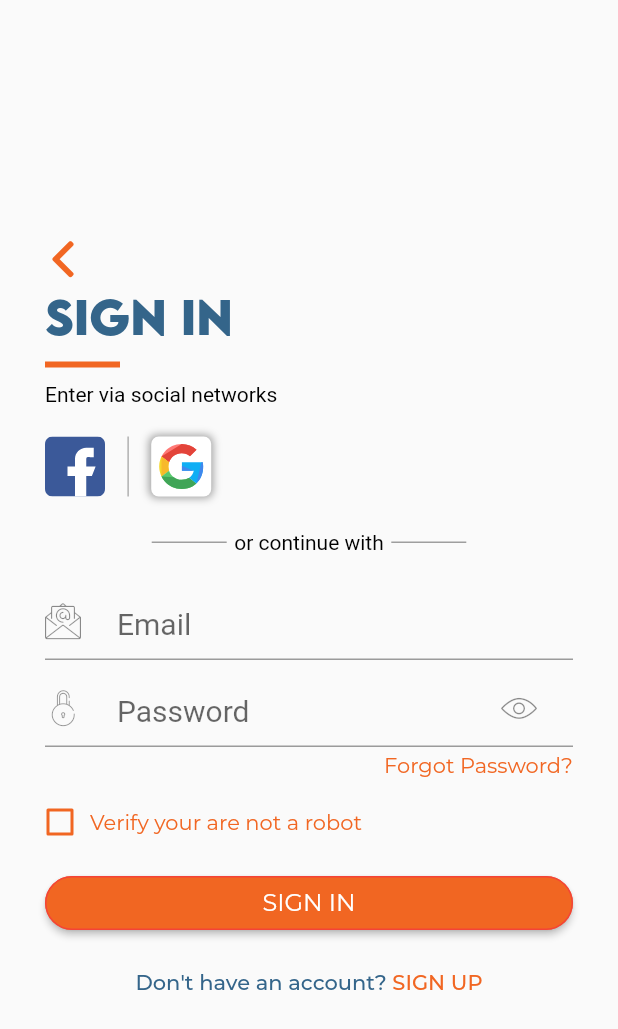
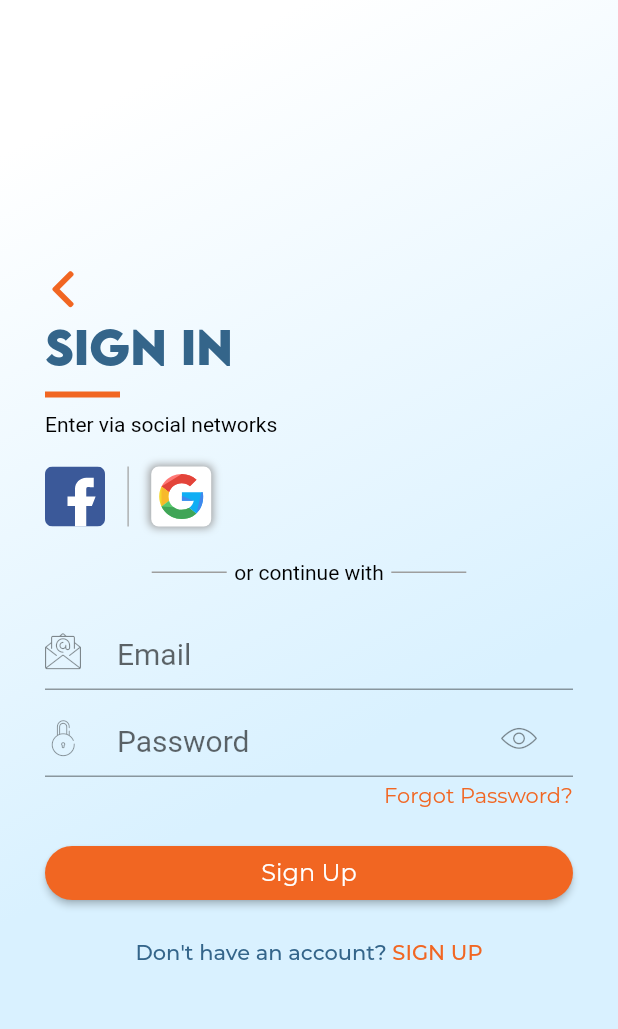
Before and after one commit to dxferraz/humane, a Flutter app: the screen it shows after launch, on a phone screen of 412 x 824 dp. Shown: the top 1029 px of the screen. Run offline on Flutter 3.47's test engine with Material 2 defaults, Android fonts, the phone set to English and light mode, and no system bars; our stand-ins replace bloc, dartz, data_connection_checker, equatable, flare_flutter, flutter_bloc and 7 more; Roboto replaces fonts that are missing (Montserrat-light); project files that could hold a hidden picture were left out.

Commit message:
Log in fishised

```diff
--- /dev/null
+++ b/client/lib/core/components/Background.dart
@@ -0,0 +1,26 @@
+import 'package:flutter/material.dart';
+
+class Background extends StatelessWidget {
+  final Widget child;
+  final EdgeInsetsGeometry? padding;
+
+  const Background({Key? key, required this.child, this.padding}) : super(key: key);
+
+  @override
+  Widget build(BuildContext context) {
+    return Container(
+      child: child,
+      padding: padding ?? const EdgeInsets.all(0),
+      width: MediaQuery.of(context).size.width,
+      decoration: const BoxDecoration(
+        gradient: LinearGradient(
+          begin: Alignment.topCenter,
+          colors: [
+            Colors.white,
+            Color(0xFFD9F1FF),
+          ],
+        ),
+      ),
+    );
+  }
+}
--- a/client/lib/core/components/InputField.dart
+++ b/client/lib/core/components/InputField.dart
@@ -12,6 +12,7 @@ class InputField extends StatefulWidget {
   TextCapitalization? textCapitalization;
   String? tooltip;
   AutovalidateMode? autovalidateMode;
+  VoidCallback? onSubmit;
   late TextInputAction? textInputAction;
   late FocusNode? focusNode;
   late FocusNode? nextFocusNode;
@@ -29,6 +30,7 @@ class InputField extends StatefulWidget {
       this.autovalidateMode,
       this.type = TextInputType.text,
       this.tooltip,
+      this.onSubmit,
       this.hidden = false,
       this.paddingBottom = 10})
       : super(key: key);
@@ -70,8 +72,14 @@ class InputFieldState extends State<InputField> {
                 if (widget.focusNode != null && widget.nextFocusNode != null) {
                   _fieldFocusChange(context, widget.focusNode!, widget.nextFocusNode!);
                 }
+                print('hey');
+                if (widget.onSubmit != null) {
+                  print('onSubmit');
+
+                  widget.onSubmit!();
+                }
               },
-              autovalidateMode: widget.autovalidateMode == null ? AutovalidateMode.onUserInteraction : widget.autovalidateMode,
+              autovalidateMode: widget.autovalidateMode ?? AutovalidateMode.onUserInteraction,
               focusNode: widget.focusNode,
               textInputAction: widget.textInputAction,
               onChanged: widget.onChanged,
--- a/client/lib/core/components/LoadingButton.dart
+++ b/client/lib/core/components/LoadingButton.dart
@@ -15,11 +15,19 @@ class LoadingButton extends StatefulWidget {
 class LoadingButtonState extends State<LoadingButton> {
   bool isAnimating = true;
 
+  SizedBox spinner = const SizedBox(
+    width: 15,
+    height: 15,
+    child: CircularProgressIndicator(
+      color: Colors.white,
+    ),
+  );
+
   @override
   Widget build(BuildContext context) {
     final buttonWidth = MediaQuery.of(context).size.width;
     // update the UI depending on below variable values
-    final isInit = isAnimating || widget.state == LoadingButtonStates.init;
+    final isInit = widget.state == LoadingButtonStates.init || isAnimating;
     final isDone = widget.state == LoadingButtonStates.completed;
 
     return Container(
@@ -29,33 +37,22 @@ class LoadingButtonState extends State<LoadingButton> {
           onEnd: () => setState(() {
                 isAnimating = !isAnimating;
               }),
-          width: widget.state == LoadingButtonStates.init ? buttonWidth : 70,
+          width: widget.state == LoadingButtonStates.init ? buttonWidth : 60,
 
           // If Button State is Submiting or Completed  show 'buttonCircular' widget as below
-          child: isInit ? buildButton() : circularContainer(isDone)),
+          child: buildButton(isDone)),
+      // child: circularContainer(true)),
     );
   }
 
   // If Button State is init : show Normal submit button
-  Widget buildButton() => ElevatedButton(
-        style: ElevatedButton.styleFrom(shape: const StadiumBorder(), primary: Theme.of(context).primaryColor),
+  Widget buildButton(bool done) => ElevatedButton(
+        style: ElevatedButton.styleFrom(shape: const StadiumBorder(), primary: done ? Colors.green : Theme.of(context).primaryColor),
         onPressed: widget.onPress,
-        child: Text(widget.text),
+        child: widget.state == LoadingButtonStates.init
+            ? Text(widget.text, style: const TextStyle(fontSize: 16, fontFamily: "Montserrat-regular"))
+            : done
+                ? const Icon(Icons.done, size: 20, color: Colors.white)
+                : spinner,
       );
-  // this is custom Widget to show rounded container
-  // here is state is submitting, we are showing loading indicator on container then.
-  // if it completed then showing a Icon.
-  Widget circularContainer(bool done) {
-    final color = done ? Colors.green : Theme.of(context).secondaryHeaderColor;
-    return Container(
-      decoration: BoxDecoration(shape: BoxShape.circle, color: color),
-      child: Center(
-        child: done
-            ? const Icon(Icons.done, size: 50, color: Colors.white)
-            : const CircularProgressIndicator(
-                color: Colors.white,
-              ),
-      ),
-    );
-  }
 }
--- a/client/lib/core/errors/failures.dart
+++ b/client/lib/core/errors/failures.dart
@@ -5,9 +5,9 @@ abstract class Failure extends Equatable {
 }
 
 class CreateUserFailure extends Failure {
-  List<String>? messages;
+  final List<String>? messages;
 
-  CreateUserFailure({this.messages});
+  const CreateUserFailure({this.messages});
 
   static List<String>? fromMap(List<dynamic> map) {
     List<String> list = [];
@@ -18,3 +18,12 @@ class CreateUserFailure extends Failure {
   @override
   List<Object?> get props => [messages];
 }
+
+class LoginUserFailure extends Failure {
+  final String message;
+
+  const LoginUserFailure({required this.message});
+
+  @override
+  List<Object?> get props => [message];
+}
--- a/client/lib/features/authentication/data/repositories/UserRepository.dart
+++ b/client/lib/features/authentication/data/repositories/UserRepository.dart
@@ -13,8 +13,7 @@ class UserRepository extends IUserRepository {
 
   @override
   Future<Either<Failure, User>> signIn(String email, String password) {
-    // TODO: implement signUp
-    throw UnimplementedError();
+    return remoteDataSource.signIn(email: email, password: password);
   }
 
   @override
--- a/client/lib/features/authentication/domain/entities/User.dart
+++ b/client/lib/features/authentication/domain/entities/User.dart
@@ -3,13 +3,13 @@ import 'package:equatable/equatable.dart';
 class User extends Equatable {
   final String name;
   final String email;
+  final int? birthdate;
+  final String? role;
+  final String? phone;
+  final String? thumbnail;
 
-  const User({
-    required this.name,
-    required this.email,
-  });
+  const User({required this.name, required this.email, this.birthdate, this.role, this.phone, this.thumbnail});
 
   @override
-  // TODO: implement props
   List<Object> get props => [name, email];
 }
--- a/client/lib/features/authentication/domain/usecases/signin.dart
+++ b/client/lib/features/authentication/domain/usecases/signin.dart
@@ -11,7 +11,7 @@ class SignIn extends UseCase<User, SignInParams> {
 
   @override
   Future<Either<Failure, User>> call(SignInParams param) async {
-    return await repository.signIn(param.email, param.password);
+    return repository.signIn(param.email, param.password);
   }
 }
 
--- a/client/lib/features/authentication/presentation/pages/signIn.dart
+++ b/client/lib/features/authentication/presentation/pages/signIn.dart
@@ -1,8 +1,14 @@
 import 'package:flutter/gestures.dart';
 import 'package:flutter/material.dart' hide Title;
+import 'package:flutter_bloc/flutter_bloc.dart';
 import 'package:flutter_hooks/flutter_hooks.dart';
 import 'package:flutter_svg/flutter_svg.dart';
+import 'package:humane/core/components/Background.dart';
 import 'package:humane/core/components/InputField.dart' as I;
+import 'package:humane/core/components/LoadingButton.dart';
+import 'package:humane/core/injection/injection.dart';
+import 'package:humane/features/authentication/presentation/bloc/signUserBloc.dart';
+import 'package:humane/features/authentication/presentation/pages/validators/regex.dart';
 import 'package:humane/icons.dart';
 import 'package:humane/core/components/Line.dart';
 import 'package:humane/core/components/TextLine.dart';
@@ -18,11 +24,45 @@ class SignIn extends HookWidget {
 
   @override
   Widget build(BuildContext context) {
-    ValueNotifier<bool> recaptchaVerified = useState(false);
+    final GlobalKey<ScaffoldState> _scaffoldKey = GlobalKey<ScaffoldState>();
     ValueNotifier<bool> recaptchaToggle = useState(false);
-    return Scaffold(
+
+    return BlocProvider<SignUserBloc>(
+      create: (BuildContext context) => getIt<SignUserBloc>(),
+      child: BlocListener<SignUserBloc, SignUserState>(
+        listener: (context, state) {
+          if (state is SignedUser) {
+            // Clear form on success
+            _formKey.currentState?.reset();
+          }
+          // Go to Home Page
+          if (state is ErrorUser && state.messages != null && state.messages!.isNotEmpty) {
+            String message = state.messages!.join("\n");
+            _scaffoldKey.currentState!.showSnackBar(SnackBar(
+              content: Text(message),
+              duration: const Duration(seconds: 2),
+              action: SnackBarAction(
+                label: 'HIDE',
+                onPressed: () {},
+              ),
+            ));
+          }
+        },
+        child: Scaffold(
+          key: _scaffoldKey,
           body: SingleChildScrollView(
-        child: SafeArea(
+            child: Background(
+              child: BlocBuilder<SignUserBloc, SignUserState>(builder: (context, state) {
+                LoadingButtonStates buttonState = LoadingButtonStates.init;
+                if (state is ErrorUser) {
+                  buttonState = LoadingButtonStates.init;
+                }
+
+                if (state is LoadingUser) {
+                  buttonState = LoadingButtonStates.submitting;
+                }
+
+                return (SafeArea(
                   child: Container(
                     padding: const EdgeInsets.only(left: 30, right: 30),
                     alignment: Alignment.center,
@@ -105,7 +145,11 @@ class SignIn extends HookWidget {
                             focusNode: _emailFocus,
                             nextFocusNode: _passwordFocus,
                             type: TextInputType.emailAddress,
-                      icon: const Icon(Humane.mail)),
+                            icon: const Icon(Humane.mail),
+                            validator: (value) {
+                              return emailValidator(value!);
+                            },
+                          ),
                           I.InputField(
                               onChanged: ([_password]) {
                                 password = _password!;
@@ -115,6 +159,10 @@ class SignIn extends HookWidget {
                               focusNode: _passwordFocus,
                               icon: const Icon(Humane.padlock),
                               hidden: true,
+                              validator: (value) {
+                                return isEmpty(value!);
+                              },
+                              onSubmit: () => submitForm(context),
                               paddingBottom: 3),
                           Container(
                             padding: const EdgeInsets.only(bottom: 20),
@@ -132,41 +180,14 @@ class SignIn extends HookWidget {
                               ),
                             ),
                           ),
-                  Container(
-                    padding: const EdgeInsets.only(bottom: 20),
-                    child: Row(
-                      children: <Widget>[
-                        SizedBox(
-                          width: 20,
-                          height: 20,
-                          child: Theme(
-                            data: ThemeData(unselectedWidgetColor: Theme.of(context).primaryColor),
-                            child: Checkbox(
-                              checkColor: Theme.of(context).primaryColor,
-                              activeColor: Colors.white,
-                              value: recaptchaToggle.value,
-                              onChanged: (bool? value) {
-                                recaptchaToggle.value = !recaptchaToggle.value;
+                          LoadingButton(
+                            state: buttonState,
+                            text: 'Sign Up',
+                            onPress: () {
+                              if (buttonState != LoadingButtonStates.submitting) {
+                                submitForm(context);
+                              }
                             },
-                            ),
-                          ),
-                        ),
-                        Container(
-                          padding: const EdgeInsets.only(left: 10),
-                          child: Text(
-                            'Verify your are not a robot',
-                            style: TextStyle(
-                              color: Theme.of(context).primaryColor,
-                              fontFamily: "Montserrat-regular",
-                            ),
-                          ),
-                        ),
-                      ],
-                    ),
-                  ),
-                  Button(
-                    text: 'Sign In',
-                    onPress: () {},
                           ),
                           Container(
                             padding: const EdgeInsets.only(top: 20),
@@ -193,8 +214,18 @@ class SignIn extends HookWidget {
                       ),
                     ),
                   ),
+                ));
+              }),
+            ),
+          ),
         ),
       ),
     );
   }
+
+  submitForm(BuildContext context) {
+    if (_formKey.currentState?.validate() != false) {
+      BlocProvider.of<SignUserBloc>(context).add(SignInUserEvent(email: email, password: password));
     }
+  }
+}
--- a/client/lib/features/authentication/presentation/pages/validators/regex.dart
+++ b/client/lib/features/authentication/presentation/pages/validators/regex.dart
@@ -22,3 +22,8 @@ String? confirmPasswordValidator(String confirmation, String password) {
   if (confirmation == password) return null;
   return "Password must match.";
 }
+
+String? isEmpty(String string) {
+  if (!isNull(string)) return null;
+  return "Password cannot be empty.";
+}
```
Also changed, not shown: client/lib/features/authentication/data/datasources/UserRemoteDataSource.dart (+31 -7 lines), client/lib/features/authentication/data/datasources/gqlQueries.dart (+9 -0 lines), client/lib/features/authentication/data/models/userModel.dart (+10 -4 lines), client/lib/features/authentication/presentation/bloc/signUserBloc.dart (+12 -0 lines), client/lib/features/authentication/presentation/pages/signUp.dart (+40 -27 lines), client/lib/features/authentication/presentation/pages/successful.dart (added, +85 -0 lines), client/pubspec.yaml (+24 -22 lines), client/pubspec.lock, 1 other file. Lines whose indentation alone changed are shown as unchanged.
